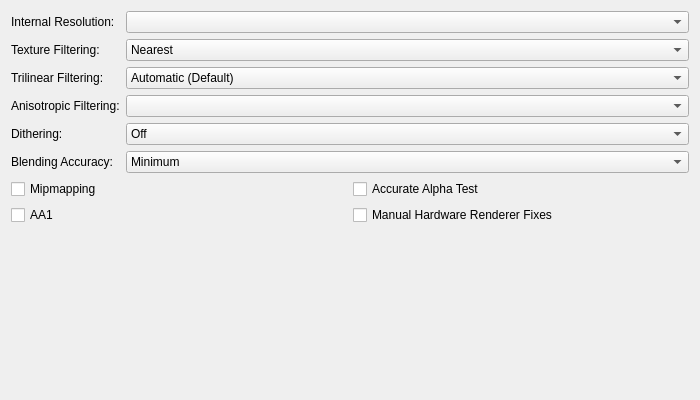
The window that pcsx2-qt/Settings/GraphicsHardwareRenderingSettingsTab.ui (TJnotJT/pcsx2) describes before a commit, drawn with Qt 5.
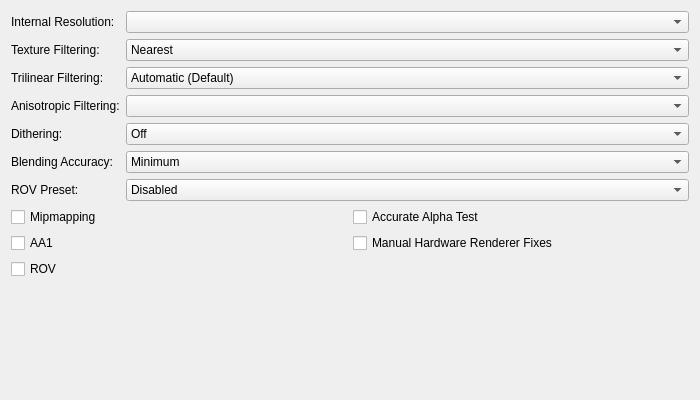
The same window after the commit.

What changed in the file:
```diff
--- a/pcsx2-qt/Settings/GraphicsHardwareRenderingSettingsTab.ui
+++ b/pcsx2-qt/Settings/GraphicsHardwareRenderingSettingsTab.ui
@@ -48,7 +48,7 @@
      </item>
     </widget>
    </item>
-   <item row="6" column="0" colspan="2">
+   <item row="7" column="0" colspan="2">
     <layout class="QGridLayout" name="hardwareRenderingOptionsLayout">
      <item row="0" column="1">
       <widget class="QCheckBox" name="accurateAlphaTest">
@@ -78,6 +78,13 @@
        </property>
       </widget>
      </item>
+     <item row="2" column="0">
+      <widget class="QCheckBox" name="rov">
+       <property name="text">
+        <string>ROV</string>
+       </property>
+      </widget>
+     </item>
     </layout>
    </item>
    <item row="3" column="0">
@@ -179,6 +186,40 @@
      </item>
     </widget>
    </item>
+   <item row="6" column="0">
+    <widget class="QLabel" name="rovPresetLabel">
+     <property name="text">
+      <string>ROV Preset:</string>
+     </property>
+     <property name="buddy">
+      <cstring>rovPreset</cstring>
+     </property>
+    </widget>
+   </item>
+   <item row="6" column="1">
+    <widget class="QComboBox" name="rovPreset">
+     <item>
+      <property name="text">
+       <string>Disabled</string>
+      </property>
+     </item>
+     <item>
+      <property name="text">
+       <string>Balanced</string>
+      </property>
+     </item>
+     <item>
+      <property name="text">
+       <string>Conservative</string>
+      </property>
+     </item>
+     <item>
+      <property name="text">
+       <string>Aggressive</string>
+      </property>
+     </item>
+    </widget>
+   </item>
    <item row="2" column="1">
     <widget class="QComboBox" name="trilinearFiltering">
      <item>
@@ -223,7 +264,7 @@
      </property>
     </widget>
    </item>
-   <item row="7" column="0">
+   <item row="8" column="0">
     <spacer name="verticalSpacer">
      <property name="orientation">
       <enum>Qt::Orientation::Vertical</enum>
```
Left out of the diff: 1 changed line with no effect on the pictures.
